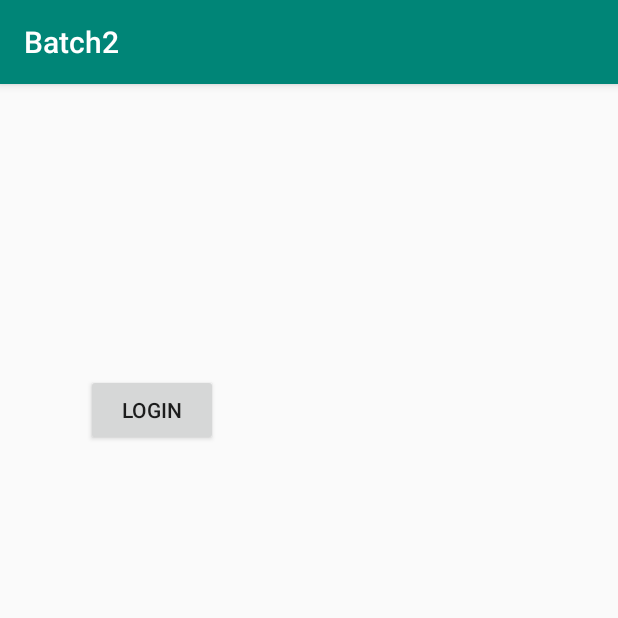
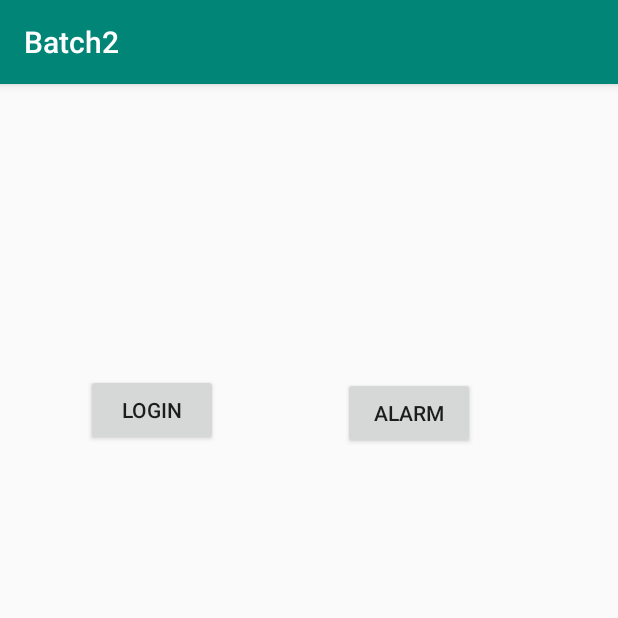
Before and after one commit to abdultanveer/Batch2, an Android app: the screen it shows after launch (MainActivity), on a phone screen of 412 x 824 dp, the top half of it. Run offline under Robolectric (Android 15) with nearby library versions, the phone set to English and light mode, and no system bars.

Commit message:
alarm clock

```diff
--- a/app/src/main/AndroidManifest.xml
+++ b/app/src/main/AndroidManifest.xml
@@ -1,7 +1,7 @@
 <?xml version="1.0" encoding="utf-8"?>
 <manifest xmlns:android="http://schemas.android.com/apk/res/android"
     package="com.example.batch2">
-
+    <uses-permission android:name="com.android.alarm.permission.SET_ALARM" />
     <application
         android:allowBackup="true"
         android:icon="@mipmap/ic_launcher"
--- a/app/src/main/java/com/example/batch2/LoginActivity.java
+++ b/app/src/main/java/com/example/batch2/LoginActivity.java
@@ -15,14 +15,15 @@ public class LoginActivity extends AppCompatActivity {
         setContentView(R.layout.activity_login);
         String name = getIntent().getExtras().getString(MainActivity.KEY);
 
-        TextView salTextView = findViewById(R.id.textViewSalution);
+        TextView salTextView = findViewById(R.id.textViewSalution);//taking handle
         salTextView.setText(name);
     }
 
     public void clickHandler(View view) {
         switch (view.getId()){
             case R.id.buttonDialer:
-                Intent dialIntent = new Intent(Intent.ACTION_DIAL, Uri.parse("tel:1234567890"));//implicit intent
+                Intent dialIntent = new Intent(Intent.ACTION_DIAL,
+                        Uri.parse("tel:1234567890"));//implicit intent
                 startActivity(dialIntent);
                 break;
             case R.id.buttonCalculator:
--- a/app/src/main/res/layout/activity_main.xml
+++ b/app/src/main/res/layout/activity_main.xml
@@ -8,13 +8,25 @@
 
     <Button
         android:id="@+id/button3"
-        android:onClick="handleClick"
         android:layout_width="wrap_content"
         android:layout_height="wrap_content"
         android:layout_marginStart="57dp"
         android:layout_marginLeft="57dp"
         android:layout_marginTop="193dp"
+        android:onClick="handleClick"
         android:text="login"
         app:layout_constraintStart_toStartOf="parent"
         app:layout_constraintTop_toTopOf="parent" />
+
+    <Button
+        android:id="@+id/buttonAlarm"
+        android:layout_width="wrap_content"
+        android:layout_height="wrap_content"
+        android:layout_marginTop="2dp"
+        android:layout_marginEnd="95dp"
+        android:layout_marginRight="95dp"
+        android:onClick="handleClick"
+        android:text="alarm"
+        app:layout_constraintEnd_toEndOf="parent"
+        app:layout_constraintTop_toTopOf="@+id/button3" />
 </android.support.constraint.ConstraintLayout>
```
Also changed, not shown: app/src/main/java/com/example/batch2/MainActivity.java (+30 -5 lines).
